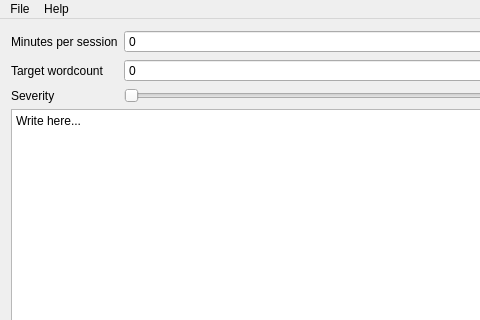
Old version of the form sprinter.ui in the repository acfogarty/word-sprinter; both pictures show x 0 to 480 and y 0 to 320 of the 689 by 600 pixel window.
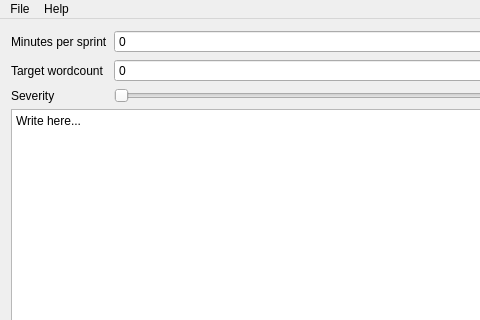
New version of the form.

Commit message: session and text classes

The edit to the form file:
```diff
--- a/sprinter.ui
+++ b/sprinter.ui
@@ -31,7 +31,7 @@
          <item row="0" column="0">
           <widget class="QLabel" name="minutes_per_session_label">
            <property name="text">
-            <string>Minutes per session</string>
+            <string>Minutes per sprint</string>
            </property>
            <property name="wordWrap">
             <bool>true</bool>
```
Left out of the diff: 4 changed lines with no effect on the pictures. The commit also changes 6 other files.
